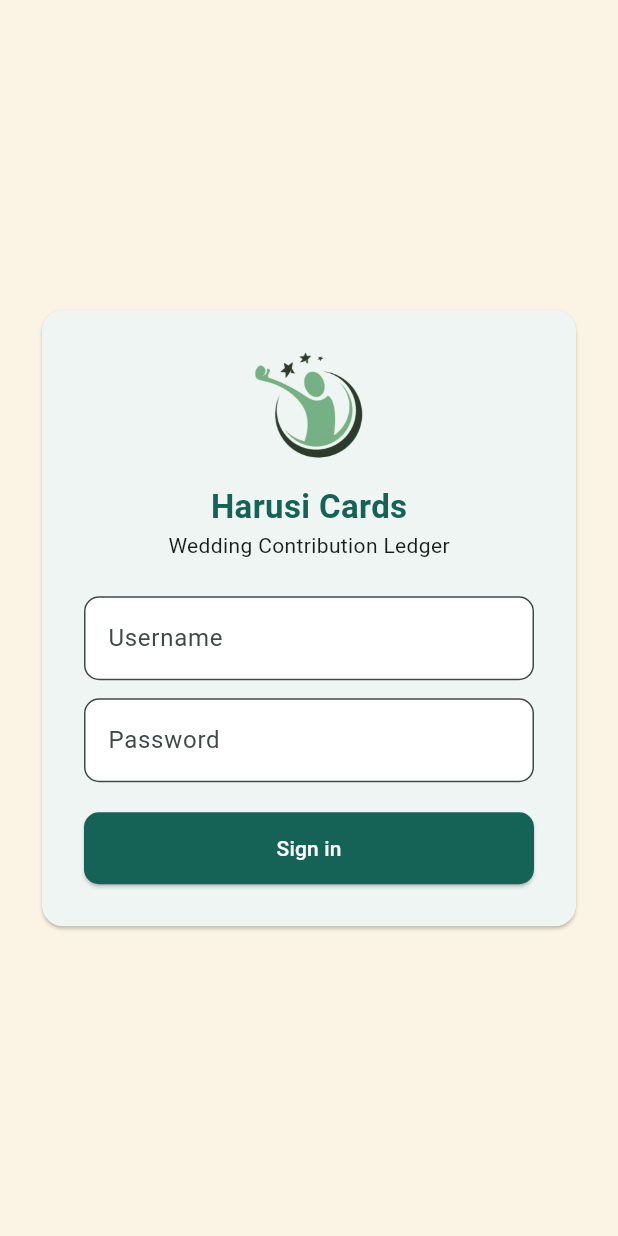
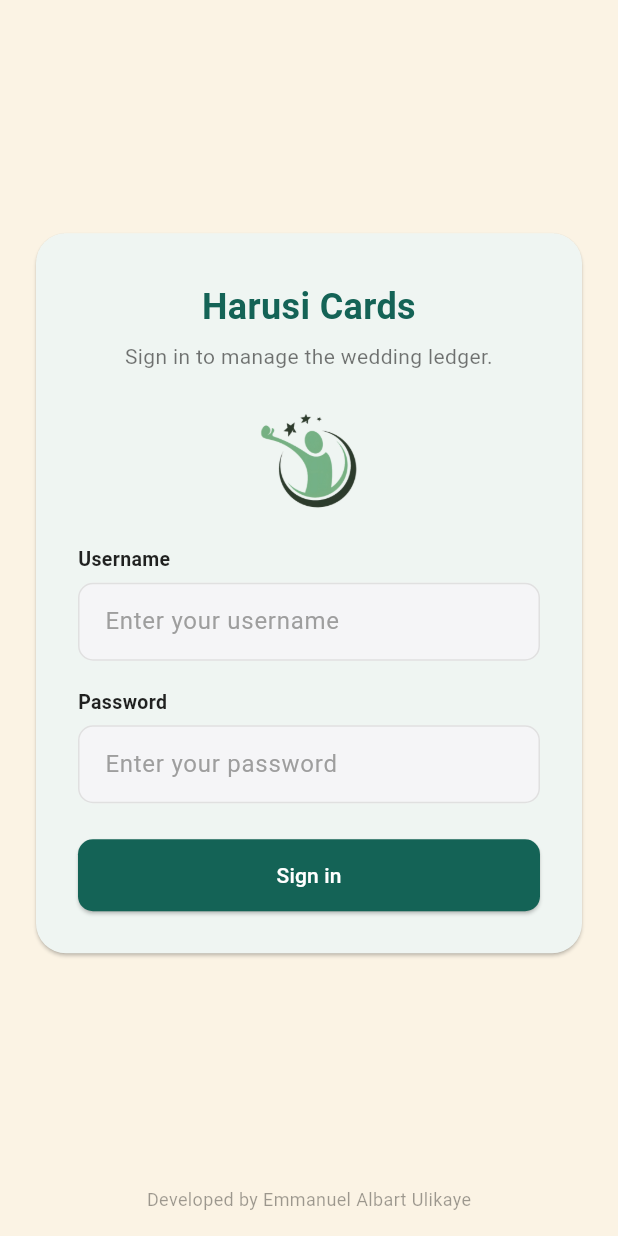
Before and after one commit to Ulikaye/lideh_weddings, a Flutter app: the screen it shows after launch, on a phone screen of 412 x 824 dp. Run offline on Flutter 3.47's test engine with Material 3 defaults, Android fonts, the light colour scheme and no system bars; our stand-ins replace cloud_firestore, csv, firebase_core, qr_flutter; missing offline and left inert: excel, file_saver, mobile_scanner; accounts and stored records are empty.

Commit message:
Restyle forms to centered/labeled layout, add developer credit, remove designer note

```diff
--- a/lib/screens/login_screen.dart
+++ b/lib/screens/login_screen.dart
@@ -1,7 +1,7 @@
 import 'package:flutter/material.dart';
 
 import '../services/auth_service.dart';
-import '../theme/app_theme.dart';
+import '../widgets/app_form_card.dart';
 import 'home_shell.dart';
 
 class LoginScreen extends StatefulWidget {
@@ -31,60 +31,51 @@ class _LoginScreenState extends State<LoginScreen> {
   Widget build(BuildContext context) {
     return Scaffold(
       body: SafeArea(
-        child: Center(
-          child: SingleChildScrollView(
-            padding: const EdgeInsets.all(24),
-            child: ConstrainedBox(
-              constraints: const BoxConstraints(maxWidth: 380),
-              child: Card(
-                child: Padding(
-                  padding: const EdgeInsets.all(28),
         child: Column(
-                    mainAxisSize: MainAxisSize.min,
           children: [
-                      Image.asset('assets/logo.png', height: 72),
-                      const SizedBox(height: 16),
-                      const Text(
-                        'Harusi Cards',
-                        style: TextStyle(
-                          fontSize: 22,
-                          fontWeight: FontWeight.bold,
-                          color: AppColors.teal,
-                        ),
-                      ),
-                      const Text('Wedding Contribution Ledger'),
+            Expanded(
+              child: AppFormCard(
+                maxWidth: 440,
+                title: 'Harusi Cards',
+                subtitle: 'Sign in to manage the wedding ledger.',
+                children: [
+                  Center(child: Image.asset('assets/logo.png', height: 64)),
                   const SizedBox(height: 24),
+                  const AppFieldLabel('Username'),
                   TextField(
                     controller: _userCtrl,
-                        decoration: const InputDecoration(labelText: 'Username'),
+                    decoration: const InputDecoration(hintText: 'Enter your username'),
                   ),
-                      const SizedBox(height: 12),
+                  const SizedBox(height: 18),
+                  const AppFieldLabel('Password'),
                   TextField(
                     controller: _passCtrl,
                     obscureText: true,
-                        decoration: const InputDecoration(labelText: 'Password'),
+                    decoration: const InputDecoration(hintText: 'Enter your password'),
                     onSubmitted: (_) => _submit(),
                   ),
                   if (_error != null) ...[
                     const SizedBox(height: 12),
-                        Text(_error!, style: const TextStyle(color: Colors.red)),
+                    Text(_error!, style: const TextStyle(color: Colors.red), textAlign: TextAlign.center),
                   ],
-                      const SizedBox(height: 20),
-                      SizedBox(
-                        width: double.infinity,
-                        child: ElevatedButton(
+                  const SizedBox(height: 24),
+                  ElevatedButton(
                     onPressed: _submit,
                     child: const Text('Sign in'),
+                  ),
+                ],
+              ),
+            ),
+            const Padding(
+              padding: EdgeInsets.only(bottom: 16),
+              child: Text(
+                'Developed by Emmanuel Albart Ulikaye',
+                style: TextStyle(color: Colors.black38, fontSize: 12),
               ),
             ),
           ],
         ),
       ),
-              ),
-            ),
-          ),
-        ),
-      ),
     );
   }
 }
--- a/lib/theme/app_theme.dart
+++ b/lib/theme/app_theme.dart
@@ -40,8 +40,22 @@ class AppTheme {
       ),
       inputDecorationTheme: InputDecorationTheme(
         filled: true,
-        fillColor: Colors.white,
-        border: OutlineInputBorder(borderRadius: BorderRadius.circular(10)),
+        fillColor: const Color(0xFFF5F5F7),
+        contentPadding: const EdgeInsets.symmetric(horizontal: 14, vertical: 14),
+        border: OutlineInputBorder(
+          borderRadius: BorderRadius.circular(10),
+          borderSide: BorderSide(color: Colors.grey.shade300),
+        ),
+        enabledBorder: OutlineInputBorder(
+          borderRadius: BorderRadius.circular(10),
+          borderSide: BorderSide(color: Colors.grey.shade300),
+        ),
+        focusedBorder: OutlineInputBorder(
+          borderRadius: BorderRadius.circular(10),
+          borderSide: const BorderSide(color: AppColors.teal, width: 1.6),
+        ),
+        hintStyle: TextStyle(color: Colors.grey.shade500),
+        labelStyle: const TextStyle(color: Colors.black54),
       ),
       cardTheme: CardThemeData(
         elevation: 1,
--- /dev/null
+++ b/lib/widgets/app_form_card.dart
@@ -0,0 +1,87 @@
+import 'package:flutter/material.dart';
+
+import '../theme/app_theme.dart';
+
+/// Centers form content and caps its width, so on a laptop/desktop screen
+/// the form reads as a tidy card instead of stretching edge-to-edge.
+/// Matches the "Create Account"-style layout: big centered title, grey
+/// subtitle, then fields in a padded white card.
+class AppFormCard extends StatelessWidget {
+  final String title;
+  final String? subtitle;
+  final List<Widget> children;
+  final double maxWidth;
+
+  const AppFormCard({
+    super.key,
+    required this.title,
+    this.subtitle,
+    required this.children,
+    this.maxWidth = 520,
+  });
+
+  @override
+  Widget build(BuildContext context) {
+    return Center(
+      child: SingleChildScrollView(
+        padding: const EdgeInsets.all(20),
+        child: ConstrainedBox(
+          constraints: BoxConstraints(maxWidth: maxWidth),
+          child: Card(
+            elevation: 1,
+            shape: RoundedRectangleBorder(borderRadius: BorderRadius.circular(20)),
+            child: Padding(
+              padding: const EdgeInsets.fromLTRB(28, 32, 28, 28),
+              child: Column(
+                crossAxisAlignment: CrossAxisAlignment.stretch,
+                children: [
+                  Text(
+                    title,
+                    textAlign: TextAlign.center,
+                    style: const TextStyle(
+                      fontSize: 24,
+                      fontWeight: FontWeight.bold,
+                      color: AppColors.teal,
+                    ),
+                  ),
+                  if (subtitle != null) ...[
+                    const SizedBox(height: 6),
+                    Text(
+                      subtitle!,
+                      textAlign: TextAlign.center,
+                      style: const TextStyle(color: Colors.black54, fontSize: 14),
+                    ),
+                  ],
+                  const SizedBox(height: 28),
+                  ...children,
+                ],
+              ),
+            ),
+          ),
+        ),
+      ),
+    );
+  }
+}
+
+/// Label-above-field layout used throughout, matching the reference form:
+/// a plain grey label, then an underlined input.
+class AppFieldLabel extends StatelessWidget {
+  final String text;
+  const AppFieldLabel(this.text, {super.key});
+
+  @override
+  Widget build(BuildContext context) {
+    return Padding(
+      padding: const EdgeInsets.only(bottom: 6),
+      child: Text(
+        text,
+        style: const TextStyle(
+          fontSize: 13,
+          fontWeight: FontWeight.w600,
+          color: Colors.black87,
+        ),
+      ),
+    );
+  }
+}
```
Also changed, not shown: lib/screens/add_contributor_screen.dart (+23 -14 lines), lib/screens/contributor_qr_screen.dart (+0 -7 lines), lib/screens/event_setup_screen.dart (+35 -28 lines), lib/screens/home_shell.dart (+27 -0 lines), lib/screens/records_screen.dart (+7 -1 lines). Lines whose indentation alone changed are shown as unchanged.
